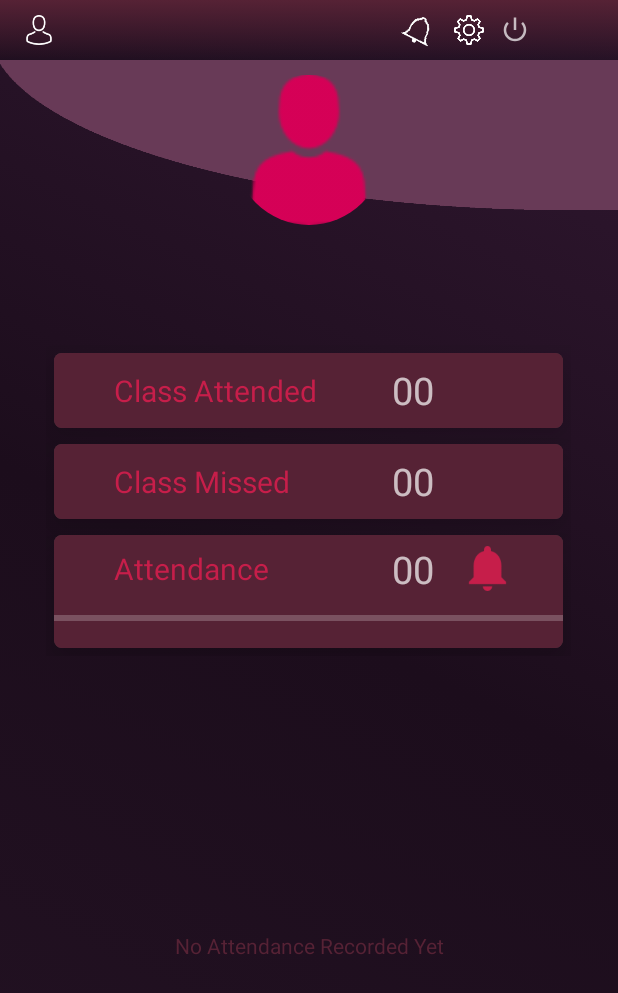
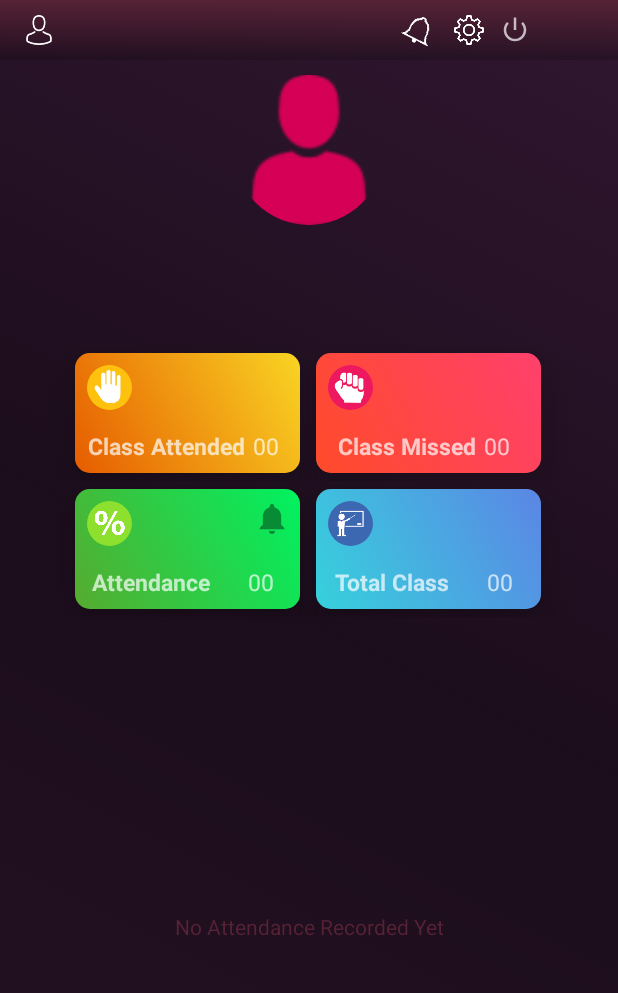
Before and after one commit to Mehedi50200/sams-app, an Android app: the StudentProfileActivity screen opened directly, with no data from a screen before it, on a phone screen of 412 x 824 dp. Shown: the top 993 px of the screen. Run offline under Robolectric (Android 15) with nearby library versions, the phone set to English and light mode, and no system bars; our stand-ins replace CircleImageView, Firebase (no records; nobody signed in at launch, a user with empty details on screens opened directly); 4 statements that could not run were skipped.

Commit message:
May Allah be with us..

```diff
--- a/app/src/main/java/my/unimas/a50200siswa/studentattendancemonitoringsystem/StudentProfileActivity.java
+++ b/app/src/main/java/my/unimas/a50200siswa/studentattendancemonitoringsystem/StudentProfileActivity.java
@@ -41,7 +41,7 @@ public class StudentProfileActivity extends AppCompatActivity {
     String NumberOfPresence;
     String NumberOfAbsence;
     String Percentage;
-    TextView btnSignOut, UserName,NoAbsence,NoPresence, NoPercentage, EmptyViewAteendance;
+    TextView btnSignOut, UserName,NoAbsence,NoPresence, NoPercentage, NoClass, EmptyViewAteendance;
     Button btnNotifyStudent;
     private TextView studentName,studentId;
     CircleImageView ProfileImage;
@@ -89,6 +89,7 @@ public class StudentProfileActivity extends AppCompatActivity {
         NoPresence= findViewById(R.id.noP);
         NoAbsence= findViewById(R.id.noA);
         NoPercentage = findViewById(R.id.noPer);
+        NoClass =findViewById(R.id.noClass);
         AttendanceProgress =findViewById(R.id.attendanceprogressBar);
         EmptyViewAteendance =findViewById(R.id.empty_view_attendance);
 
@@ -197,6 +198,8 @@ public class StudentProfileActivity extends AppCompatActivity {
                         NumberOfPresence = String.valueOf(nop);
                         NoPresence.setText(NumberOfPresence);
 
+                        NoClass.setText(String.valueOf(noa+nop));
+
 
                         Percentage = String.valueOf(AttendancePercentage(i,nop));
                         if (AttendancePercentage(i,nop)<=60)
--- /dev/null
+++ b/app/src/main/res/drawable/card_gradientblue.xml
@@ -0,0 +1,17 @@
+<?xml version="1.0" encoding="utf-8"?>
+<selector xmlns:android="http://schemas.android.com/apk/res/android">
+
+    <item>
+        <shape>
+
+            <gradient
+                android:angle="45"
+                android:startColor="#36D1DC"
+                android:endColor="#5B86E5"
+                android:type="linear"
+                android:gradientRadius="200dp"/>
+        </shape>
+
+    </item>
+
+</selector>
--- /dev/null
+++ b/app/src/main/res/drawable/card_gradientgreen.xml
@@ -0,0 +1,17 @@
+<?xml version="1.0" encoding="utf-8"?>
+<selector xmlns:android="http://schemas.android.com/apk/res/android">
+
+    <item>
+        <shape>
+
+            <gradient
+                android:angle="45"
+                android:startColor="#56ab2f"
+                android:endColor="#00F260"
+                android:type="linear"
+                android:gradientRadius="200dp"/>
+        </shape>
+
+    </item>
+
+</selector>
--- /dev/null
+++ b/app/src/main/res/drawable/card_gradientpurple.xml
@@ -0,0 +1,17 @@
+<?xml version="1.0" encoding="utf-8"?>
+<selector xmlns:android="http://schemas.android.com/apk/res/android">
+
+    <item>
+        <shape>
+
+            <gradient
+                android:angle="45"
+                android:endColor="#FF416C"
+                android:startColor="#FF4B2B"
+                android:type="linear"
+                android:gradientRadius="200dp"/>
+        </shape>
+
+    </item>
+
+</selector>
--- /dev/null
+++ b/app/src/main/res/drawable/card_gradientyellow.xml
@@ -0,0 +1,17 @@
+<?xml version="1.0" encoding="utf-8"?>
+<selector xmlns:android="http://schemas.android.com/apk/res/android">
+
+    <item>
+        <shape>
+
+            <gradient
+                android:angle="45"
+                android:startColor="#e65c00"
+                android:endColor="#F9D423"
+                android:type="linear"
+                android:gradientRadius="200dp"/>
+        </shape>
+
+    </item>
+
+</selector>
--- a/app/src/main/res/layout/activity_student_profile.xml
+++ b/app/src/main/res/layout/activity_student_profile.xml
@@ -19,8 +19,7 @@
             android:transitionName="imageorange"
             android:layout_width="match_parent"
             android:layout_height="100dp"
-            android:elevation="-20dp"
-            android:background="@drawable/probg"/>
+            android:elevation="-20dp"/>
 
         <de.hdodenhof.circleimageview.CircleImageView
             android:id="@+id/civprofileimage"
@@ -66,26 +65,43 @@
         android:orientation="vertical"
         android:layout_gravity="center">
 
+        <LinearLayout
+            android:layout_width="match_parent"
+            android:layout_height="wrap_content"
+            android:orientation="horizontal"
+            android:gravity="center">
+
             <android.support.v7.widget.CardView
-            android:layout_width="match_parent"
-            android:layout_height="50dp"
+                android:layout_width="150dp"
+                android:layout_height="80dp"
                 android:layout_margin="5dp"
-            app:cardCornerRadius="5dp"
+                app:cardCornerRadius="10dp"
                 app:cardElevation="15dp">
 
                 <LinearLayout
+                    android:layout_height="match_parent"
                     android:layout_width="match_parent"
-                android:layout_height="match_parent"
-                android:orientation="horizontal"
-                android:background="@color/colorDarkPink">
+                    android:orientation="vertical"
+                    android:background="@drawable/card_gradientyellow">
+
+                    <de.hdodenhof.circleimageview.CircleImageView
+                        android:layout_width="30dp"
+                        android:layout_height="30dp"
+                        android:layout_margin="8dp"
+                        android:src="@drawable/c_present"/>
+
+                    <LinearLayout
+                        android:layout_width="match_parent"
+                        android:layout_height="wrap_content"
+                        android:gravity="center"
+                        android:orientation="horizontal">
 
                         <TextView
-                    android:layout_width="180dp"
+                            android:layout_width="wrap_content"
                             android:layout_height="wrap_content"
                             android:text="Class Attended"
-                    android:layout_marginLeft="40dp"
-                    android:textColor="@color/colorPink"
-                    android:textSize="20dp"
+                            android:textSize="15dp"
+                            android:textStyle="bold"
                             android:layout_gravity="center"/>
 
                         <TextView
@@ -93,34 +109,49 @@
                             android:layout_width="wrap_content"
                             android:layout_height="wrap_content"
                             android:layout_margin="5dp"
-                    android:textSize="25dp"
+                            android:textSize="15dp"
                             android:text="00"
                             android:layout_gravity="center"/>
 
                     </LinearLayout>
 
+                </LinearLayout>
+
+
+
             </android.support.v7.widget.CardView>
 
             <android.support.v7.widget.CardView
-            android:layout_width="match_parent"
-            android:layout_height="50dp"
+                android:layout_width="150dp"
+                android:layout_height="80dp"
                 android:layout_margin="5dp"
-            app:cardCornerRadius="5dp"
+                app:cardCornerRadius="10dp"
                 app:cardElevation="15dp">
 
                 <LinearLayout
+                    android:layout_height="match_parent"
                     android:layout_width="match_parent"
-                android:layout_height="match_parent"
-                android:orientation="horizontal"
-                android:background="@color/colorDarkPink">
+                    android:orientation="vertical"
+                    android:background="@drawable/card_gradientpurple">
+
+                    <de.hdodenhof.circleimageview.CircleImageView
+                        android:layout_width="30dp"
+                        android:layout_height="30dp"
+                        android:layout_margin="8dp"
+                        android:src="@drawable/c_absent"/>
+
+                    <LinearLayout
+                        android:layout_width="match_parent"
+                        android:layout_height="wrap_content"
+                        android:gravity="center"
+                        android:orientation="horizontal">
 
                         <TextView
-                    android:layout_width="180dp"
+                            android:layout_width="wrap_content"
                             android:layout_height="wrap_content"
-                    android:layout_marginLeft="40dp"
-                    android:textColor="@color/colorPink"
                             android:text="Class Missed"
-                    android:textSize="20dp"
+                            android:textSize="15dp"
+                            android:textStyle="bold"
                             android:layout_gravity="center"/>
 
                         <TextView
@@ -128,41 +159,79 @@
                             android:layout_width="wrap_content"
                             android:layout_height="wrap_content"
                             android:layout_margin="5dp"
-                    android:textSize="25dp"
+                            android:textSize="15dp"
                             android:text="00"
                             android:layout_gravity="center"/>
 
                     </LinearLayout>
 
+                </LinearLayout>
+
             </android.support.v7.widget.CardView>
 
+        </LinearLayout>
+
+
+        <LinearLayout
+            android:layout_width="match_parent"
+            android:layout_height="wrap_content"
+            android:orientation="horizontal"
+            android:gravity="center">
+
+            <LinearLayout
+                android:layout_width="match_parent"
+                android:layout_height="wrap_content"
+                android:orientation="horizontal"
+                android:gravity="center">
 
                 <android.support.v7.widget.CardView
-            android:layout_width="match_parent"
-            android:layout_height="75dp"
+                    android:layout_width="150dp"
+                    android:layout_height="80dp"
                     android:layout_margin="5dp"
-            app:cardCornerRadius="5dp"
+                    app:cardCornerRadius="10dp"
                     app:cardElevation="15dp">
 
                     <LinearLayout
                         android:layout_width="match_parent"
+                        android:layout_height="wrap_content"
+                        android:orientation="vertical"
+                        android:background="@drawable/card_gradientgreen">
+
+                        <LinearLayout
+                            android:layout_width="150dp"
                             android:layout_height="match_parent"
-                android:layout_gravity="center"
-                android:orientation="vertical"
-                android:background="@color/colorDarkPink">
+                            android:orientation="horizontal">
+
+                            <de.hdodenhof.circleimageview.CircleImageView
+                                android:layout_width="30dp"
+                                android:layout_height="30dp"
+                                android:layout_margin="8dp"
+                                android:src="@drawable/c_percentage" />
+
+                            <Button
+                                android:id="@+id/btnnotifystudent"
+                                android:layout_width="20dp"
+                                android:layout_height="20dp"
+                                android:layout_marginTop="10dp"
+                                android:layout_marginLeft="75dp"
+                                android:background="@drawable/notification"
+                                android:backgroundTint="@color/colorBlackFortyPercentAlpha" />
+
+                        </LinearLayout>
 
                         <LinearLayout
                             android:layout_width="match_parent"
-                    android:layout_height="wrap_content"
+                            android:layout_height="match_parent"
+                            android:gravity="center"
                             android:orientation="horizontal">
 
                             <TextView
-                        android:layout_width="180dp"
+                                android:layout_width="wrap_content"
                                 android:layout_height="wrap_content"
-                        android:layout_marginLeft="40dp"
-                        android:textColor="@color/colorPink"
+                                android:layout_marginRight="20dp"
                                 android:text="Attendance"
-                        android:textSize="20dp"
+                                android:textSize="15dp"
+                                android:textStyle="bold"
                                 android:layout_gravity="center"/>
 
                             <TextView
@@ -172,16 +241,7 @@
                                 android:layout_gravity="center"
                                 android:layout_margin="5dp"
                                 android:text="00"
-                        android:textSize="25dp"/>
-
-                    <Button
-                        android:id="@+id/btnnotifystudent"
-                        android:layout_width="30dp"
-                        android:layout_height="30dp"
-                        android:layout_marginLeft="15dp"
-                        android:layout_gravity="center"
-                        android:background="@drawable/notification"
-                        android:backgroundTint="@color/colorPink"/>
+                                android:textSize="15dp"/>
 
                         </LinearLayout>
 
@@ -194,7 +254,70 @@
 
                     </LinearLayout>
 
+
+
+
                 </android.support.v7.widget.CardView>
+
+
+
+                <android.support.v7.widget.CardView
+                    android:layout_width="150dp"
+                    android:layout_height="80dp"
+                    android:layout_margin="5dp"
+                    app:cardCornerRadius="10dp"
+                    app:cardElevation="15dp">
+
+                    <LinearLayout
+                        android:layout_height="match_parent"
+                        android:layout_width="match_parent"
+                        android:orientation="vertical"
+                        android:background="@drawable/card_gradientblue">
+
+                        <de.hdodenhof.circleimageview.CircleImageView
+                            android:layout_width="30dp"
+                            android:layout_height="30dp"
+                            android:layout_margin="8dp"
+                            android:src="@drawable/c_totalclass"/>
+
+                        <LinearLayout
+                            android:layout_width="match_parent"
+                            android:layout_height="wrap_content"
+                            android:gravity="center"
+                            android:orientation="horizontal">
+
+                            <TextView
+                                android:layout_width="wrap_content"
+                                android:layout_height="wrap_content"
+                                android:layout_marginRight="20dp"
+                                android:text="Total Class"
+                                android:textSize="15dp"
+                                android:textStyle="bold"
+                                android:layout_gravity="center"/>
+
+                            <TextView
+                                android:id="@+id/noClass"
+                                android:layout_width="wrap_content"
+                                android:layout_height="wrap_content"
+                                android:layout_gravity="center"
+                                android:layout_margin="5dp"
+                                android:text="00"
+                                android:textSize="15dp"/>
+
+
+                        </LinearLayout>
+                    </LinearLayout>
+
+                </android.support.v7.widget.CardView>
+
+
+            </LinearLayout>
+
+
+
+        </LinearLayout>
+
+
 
     </LinearLayout>
 
@@ -212,19 +335,20 @@
         android:id="@+id/rvattendancehistory"
         android:layout_width="wrap_content"
         android:layout_height="wrap_content"
-        android:layout_marginTop="10dp"
+        android:layout_marginTop="30dp"
         android:layout_gravity="center">
     </android.support.v7.widget.RecyclerView>
 
     <LinearLayout
         android:layout_height="50dp"
         android:layout_width="match_parent"
+        android:layout_marginTop="10dp"
         android:orientation="horizontal"
         android:gravity="center">
 
         <ImageView
-            android:layout_width="20dp"
-            android:layout_height="20dp"
+            android:layout_width="17dp"
+            android:layout_height="17dp"
             android:layout_margin="10dp"
             android:src="@drawable/dotpresent"/>
 
@@ -236,8 +360,8 @@
             android:textColor="@color/colorDarkText"/>
 
         <ImageView
-            android:layout_width="20dp"
-            android:layout_height="20dp"
+            android:layout_width="17dp"
+            android:layout_height="17dp"
             android:layout_margin="10dp"
             android:src="@drawable/dotabsent"/>
 
--- a/app/src/main/res/layout/item_attendance_history.xml
+++ b/app/src/main/res/layout/item_attendance_history.xml
@@ -2,7 +2,7 @@
 <LinearLayout
     xmlns:android="http://schemas.android.com/apk/res/android"
     android:id="@+id/llattendance"
-    android:layout_width="110dp"
+    android:layout_width="100dp"
     android:layout_height="wrap_content"
     android:orientation="vertical">
 
@@ -10,7 +10,6 @@
         android:id="@+id/tvadate"
         android:layout_width="match_parent"
         android:layout_height="wrap_content"
-        android:layout_margin="5dp"
         android:gravity="center"
         android:text="Date"
         android:textColor="@color/colorLightText"
@@ -20,14 +19,13 @@
     <ImageView
         android:id="@+id/ivastatus"
         android:layout_width="match_parent"
-        android:layout_height="45dp"/>
+        android:layout_height="42dp"/>
 
 
     <TextView
         android:id="@+id/tvaweek"
         android:layout_width="match_parent"
         android:layout_height="wrap_content"
-        android:layout_margin="5dp"
         android:gravity="center"
         android:textSize="12sp"
         android:text="Week"
```
Also changed, not shown: app/src/main/res/drawable/c_absent.png (added), app/src/main/res/drawable/c_percentage.png (added), app/src/main/res/drawable/c_present.png (added), app/src/main/res/drawable/c_totalclass.png (added). Lines whose indentation alone changed are shown as unchanged.
